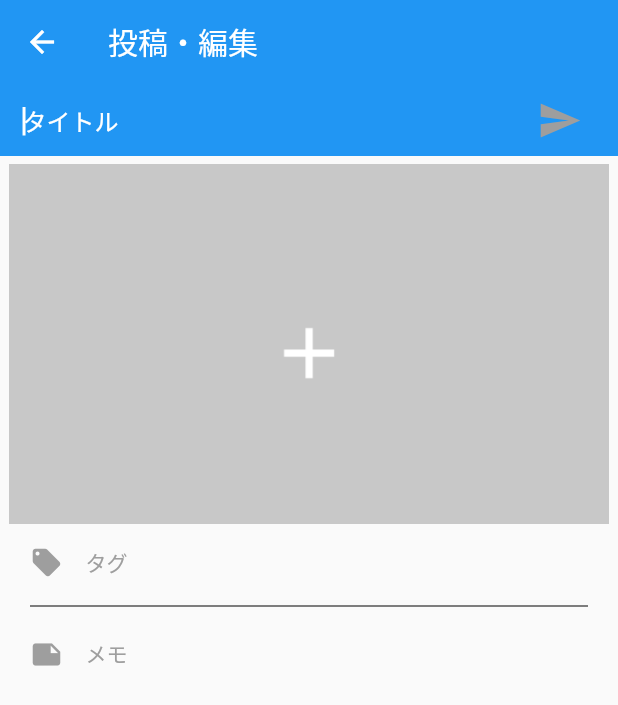
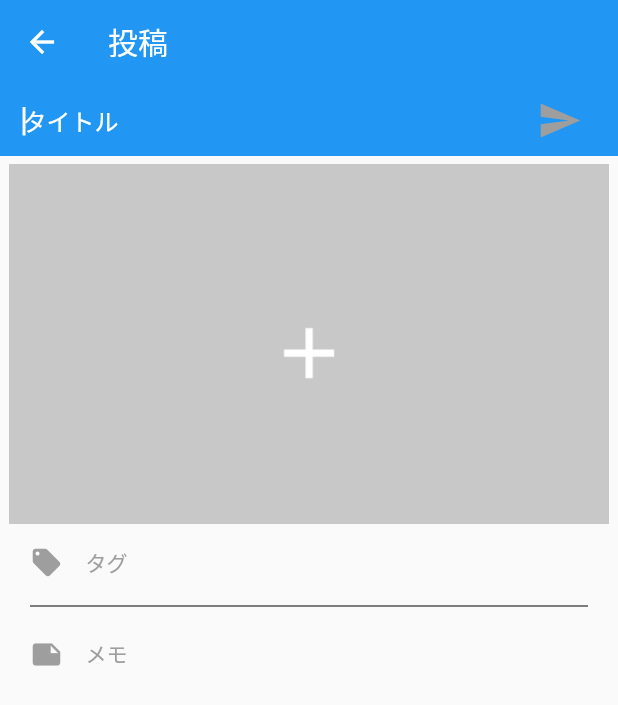
Before and after one commit to shotaro427/ImageShareApp, a Flutter app: the ImageUploadPage screen opened directly with empty values, on a phone screen of 412 x 824 dp. Shown: the top 705 px of the screen. Run offline on Flutter 3.47's test engine with Material 2 defaults, Android fonts, the phone set to English and light mode, and no system bars; our stand-ins replace cloud_firestore, firebase_auth, firebase_storage, flutter_native_image, freezed_annotation, google_sign_in and 5 more; missing offline and left inert: flutter_state_notifier; accounts and stored records are empty; generated files the repository leaves out were written again.

Commit message:
テキストの微修正

```diff
--- a/lib/widgets/top_image_list/image_upload_page.dart
+++ b/lib/widgets/top_image_list/image_upload_page.dart
@@ -21,7 +21,7 @@ class ImageUploadPage extends StatelessWidget {
         children: <Widget>[
           Scaffold(
             appBar: AppBar(
-              title: const Text("投稿・編集"),
+              title: const Text("投稿"),
               elevation: 0,
             ),
             body: _LayoutUploadImagePage(roomId),
@@ -68,6 +68,7 @@ class _LayoutUploadImagePage extends StatelessWidget {
                       // タイトル入力欄
                       Flexible(
                         child: TextFormField(
+                          style: const TextStyle(color: Colors.white),
                           controller: titleController,
                           autofocus: true,
                           cursorColor: Theme
@@ -76,11 +77,9 @@ class _LayoutUploadImagePage extends StatelessWidget {
                               .title
                               .color,
                           decoration: const InputDecoration(
-                              border: InputBorder.none,
-                              hintText: 'タイトル',
-                              hintStyle: TextStyle(
-                                  color: Colors.white
-                              )
+                            border: InputBorder.none,
+                            hintText: 'タイトル',
+                            hintStyle: const TextStyle(color: Colors.white),
                           ),
                         ),
                       ),
```
